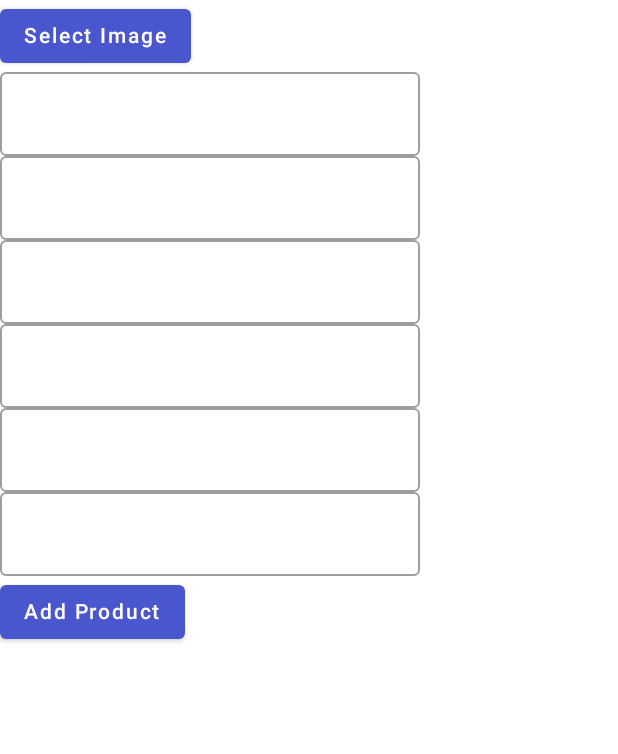
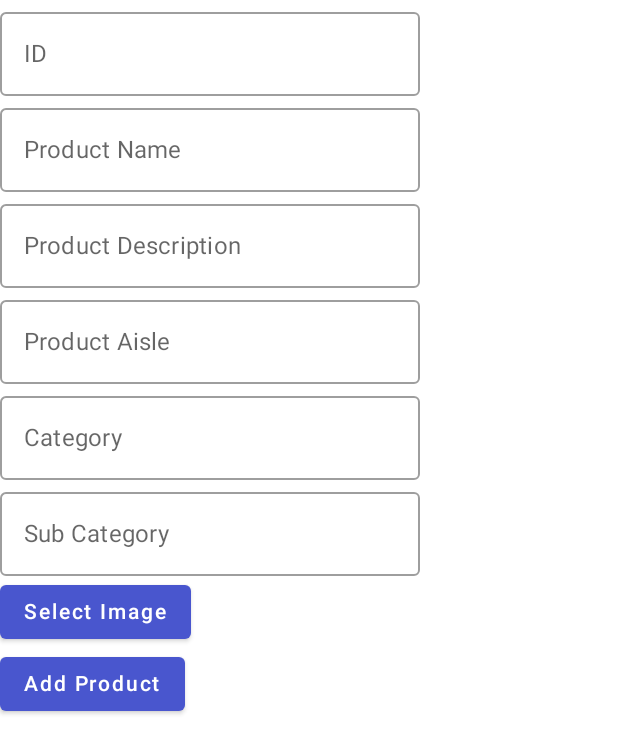
Before and after one commit to FTK-Corporation/FTKShoppingList, an Android app built with Jetpack Compose: the screen it shows after launch (MainActivity), on a phone screen of 412 x 824 dp. Shown: the top 754 px of the screen. Run offline under Robolectric (Android 15) with nearby library versions, the phone set to English and light mode, and no system bars; our stand-ins replace Firebase (no records; nobody signed in at launch, a user with empty details on screens opened directly).

Commit message:
Added Labels

```diff
--- a/app/src/main/java/com/example/ftkshoppinglist/AddProductScreen.kt
+++ b/app/src/main/java/com/example/ftkshoppinglist/AddProductScreen.kt
@@ -4,9 +4,7 @@ import android.net.Uri
 import androidx.activity.compose.rememberLauncherForActivityResult
 import androidx.activity.result.contract.ActivityResultContracts
 import androidx.compose.foundation.layout.Column
-import androidx.compose.material.Button
-import androidx.compose.material.OutlinedTextField
-import androidx.compose.material.Text
+import androidx.compose.material.*
 import androidx.compose.runtime.*
 import androidx.lifecycle.viewmodel.compose.viewModel
 
@@ -26,28 +24,33 @@ fun PickImage() {
     }
 
     Column() {
+        OutlinedTextField(
+            value = storageViewModel.idInput,
+            onValueChange = { storageViewModel.idInput = it },
+            label = { Text(text = "ID") })
+        OutlinedTextField(
+            value = storageViewModel.name,
+            onValueChange = { storageViewModel.changeName(it) },
+            label = { Text(text = "Product Name") })
+        OutlinedTextField(
+            value = storageViewModel.description,
+            onValueChange = { storageViewModel.changeDescription(it) },
+            label = { Text(text = "Product Description") })
+        OutlinedTextField(
+            value = storageViewModel.aisle,
+            onValueChange = { storageViewModel.changeAisle(it) },
+            label = { Text(text = "Product Aisle") })
+        OutlinedTextField(
+            value = storageViewModel.category,
+            onValueChange = { storageViewModel.changeCategory(it) },
+            label = { Text(text = "Category") })
+        OutlinedTextField(
+            value = storageViewModel.subCategory,
+            onValueChange = { storageViewModel.changeSubCategory(it) },
+            label = { Text(text = "Sub Category") })
         Button(onClick = { launcher.launch("image/*") }) {
             Text(text = "Select Image")
         }
-
-        OutlinedTextField(
-            value = storageViewModel.idInput,
-            onValueChange = { storageViewModel.idInput = it })
-        OutlinedTextField(
-            value = storageViewModel.name,
-            onValueChange = { storageViewModel.changeName(it) })
-        OutlinedTextField(
-            value = storageViewModel.description,
-            onValueChange = { storageViewModel.changeDescription(it) })
-        OutlinedTextField(
-            value = storageViewModel.aisle,
-            onValueChange = { storageViewModel.changeAisle(it) })
-        OutlinedTextField(
-            value = storageViewModel.category,
-            onValueChange = { storageViewModel.changeCategory(it) })
-        OutlinedTextField(
-            value = storageViewModel.subCategory,
-            onValueChange = { storageViewModel.changeSubCategory(it) })
 
         if (storageViewModel.productExists)
             Text(text = "Product exists!")
```
